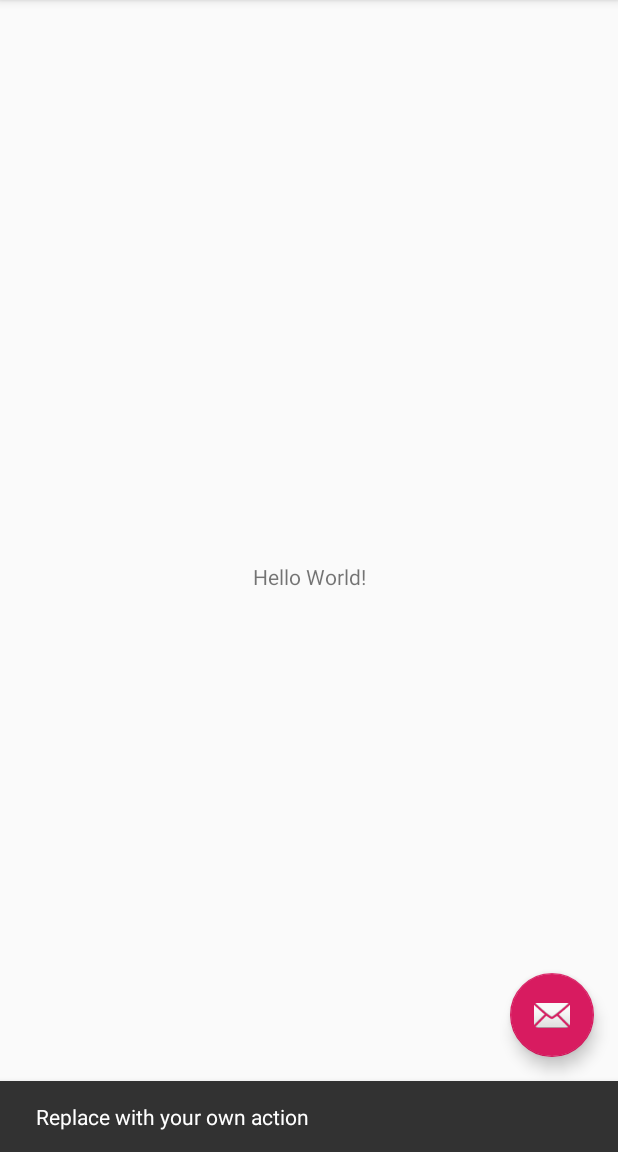
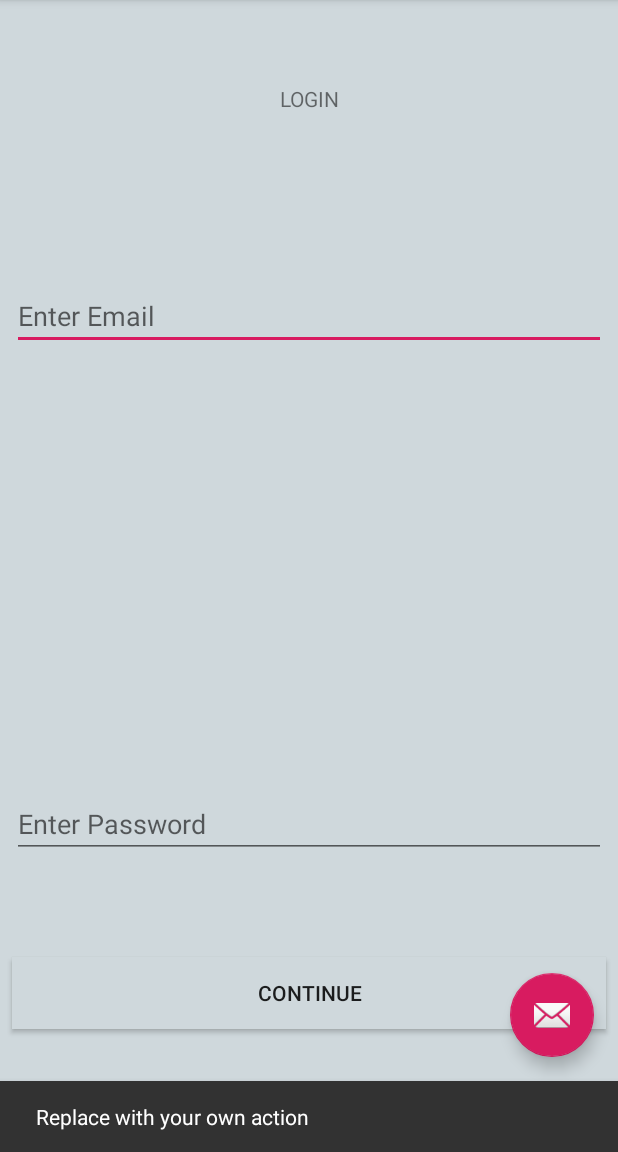
Before and after one commit to FullFrontal92/aRealEstate, an Android app: the screen it shows after launch (MainActivity), after a tap on an icon or button, on a phone screen of 412 x 824 dp, the part 84-1236 px from its top. Run offline under Robolectric (Android 15) with nearby library versions, the phone set to English and light mode, and no system bars.

Commit message:
moving on login done

```diff
--- a/app/src/main/AndroidManifest.xml
+++ b/app/src/main/AndroidManifest.xml
@@ -19,6 +19,10 @@
                 <category android:name="android.intent.category.LAUNCHER" />
             </intent-filter>
         </activity>
+        <activity
+            android:name=".Navigation"
+            android:label="@string/title_activity_navigation"
+            android:theme="@style/AppTheme.NoActionBar"></activity>
     </application>
 
 </manifest>
--- a/app/src/main/res/layout/content_main.xml
+++ b/app/src/main/res/layout/content_main.xml
@@ -4,17 +4,71 @@
     xmlns:tools="http://schemas.android.com/tools"
     android:layout_width="match_parent"
     android:layout_height="match_parent"
+    android:background="#CFD8DC"
     app:layout_behavior="@string/appbar_scrolling_view_behavior"
     tools:context=".MainActivity"
     tools:showIn="@layout/activity_main">
 
     <TextView
+        android:id="@+id/textView"
         android:layout_width="wrap_content"
         android:layout_height="wrap_content"
-        android:text="Hello World!"
-        app:layout_constraintBottom_toBottomOf="parent"
-        app:layout_constraintLeft_toLeftOf="parent"
-        app:layout_constraintRight_toRightOf="parent"
+        android:layout_marginStart="8dp"
+        android:layout_marginTop="56dp"
+        android:layout_marginEnd="8dp"
+        android:text="LOGIN"
+        app:layout_constraintEnd_toEndOf="parent"
+        app:layout_constraintHorizontal_bias="0.501"
+        app:layout_constraintStart_toStartOf="parent"
         app:layout_constraintTop_toTopOf="parent" />
 
+    <EditText
+        android:id="@+id/Myemail"
+        android:hint="Enter Email"
+        android:layout_width="match_parent"
+        android:layout_height="wrap_content"
+        android:layout_marginStart="8dp"
+        android:layout_marginTop="152dp"
+        android:layout_marginEnd="8dp"
+        android:layout_marginBottom="8dp"
+        android:ems="10"
+        android:inputType="textEmailAddress"
+        app:layout_constraintBottom_toTopOf="@+id/Mypassword"
+        app:layout_constraintEnd_toEndOf="parent"
+        app:layout_constraintHorizontal_bias="0.503"
+        app:layout_constraintStart_toStartOf="parent"
+        app:layout_constraintTop_toTopOf="parent"
+        app:layout_constraintVertical_bias="0.111" />
+
+    <EditText
+        android:id="@+id/Mypassword"
+        android:hint="Enter Password"
+        android:layout_width="match_parent"
+        android:layout_height="wrap_content"
+        android:layout_marginStart="8dp"
+        android:layout_marginEnd="8dp"
+        android:layout_marginBottom="196dp"
+        android:ems="10"
+        android:inputType="textPassword"
+        app:layout_constraintBottom_toBottomOf="parent"
+        app:layout_constraintEnd_toEndOf="parent"
+        app:layout_constraintHorizontal_bias="0.503"
+        app:layout_constraintStart_toStartOf="parent" />
+
+    <Button
+        android:id="@+id/button"
+        android:onClick="ButtonClick"
+        android:background="#CFD8DC"
+        android:layout_width="match_parent"
+        android:layout_height="wrap_content"
+        android:layout_marginStart="8dp"
+        android:layout_marginTop="64dp"
+        android:layout_marginEnd="8dp"
+        android:layout_marginBottom="8dp"
+        android:text="Continue"
+        app:layout_constraintBottom_toBottomOf="parent"
+        app:layout_constraintEnd_toEndOf="parent"
+        app:layout_constraintStart_toStartOf="parent"
+        app:layout_constraintTop_toBottomOf="@+id/Mypassword"
+        app:layout_constraintVertical_bias="0.026" />
 </android.support.constraint.ConstraintLayout>
--- /dev/null
+++ b/app/src/main/res/values-v21/styles.xml
@@ -0,0 +1 @@
+<resources></resources>
--- a/app/src/main/res/values/dimens.xml
+++ b/app/src/main/res/values/dimens.xml
@@ -1,3 +1,8 @@
 <resources>
     <dimen name="fab_margin">16dp</dimen>
+    <!-- Default screen margins, per the Android Design guidelines. -->
+    <dimen name="activity_horizontal_margin">16dp</dimen>
+    <dimen name="activity_vertical_margin">16dp</dimen>
+    <dimen name="nav_header_vertical_spacing">8dp</dimen>
+    <dimen name="nav_header_height">176dp</dimen>
 </resources>
--- a/app/src/main/res/values/strings.xml
+++ b/app/src/main/res/values/strings.xml
@@ -1,4 +1,10 @@
 <resources>
     <string name="app_name">PODBuilders</string>
     <string name="action_settings">Settings</string>
+    <string name="title_activity_navigation">Navigation</string>
+    <string name="navigation_drawer_open">Open navigation drawer</string>
+    <string name="navigation_drawer_close">Close navigation drawer</string>
+    <string name="nav_header_title">Android Studio</string>
+    <string name="nav_header_subtitle">android.studio@android.com</string>
+    <string name="nav_header_desc">Navigation header</string>
 </resources>
```
Also changed, not shown: app/src/main/java/com/example/adambenyahia/podbuilders/MainActivity.java (+25 -0 lines), app/src/main/java/com/example/adambenyahia/podbuilders/Navigation.java (added, +101 -0 lines), app/src/main/res/drawable/ic_menu_camera.xml (added, +12 -0 lines), app/src/main/res/drawable/ic_menu_gallery.xml (added, +9 -0 lines), app/src/main/res/drawable/ic_menu_manage.xml (added, +9 -0 lines), app/src/main/res/drawable/ic_menu_send.xml (added, +9 -0 lines), app/src/main/res/drawable/ic_menu_share.xml (added, +9 -0 lines), app/src/main/res/drawable/ic_menu_slideshow.xml (added, +9 -0 lines), app/src/main/res/drawable/side_nav_bar.xml (added, +9 -0 lines), app/src/main/res/layout/activity_navigation.xml (added, +25 -0 lines), app/src/main/res/layout/app_bar_navigation.xml (added, +33 -0 lines), app/src/main/res/layout/content_navigation.xml (added, +11 -0 lines), app/src/main/res/layout/nav_header_navigation.xml (added, +36 -0 lines), app/src/main/res/menu/activity_navigation_drawer.xml (added, +38 -0 lines), 1 more files.
